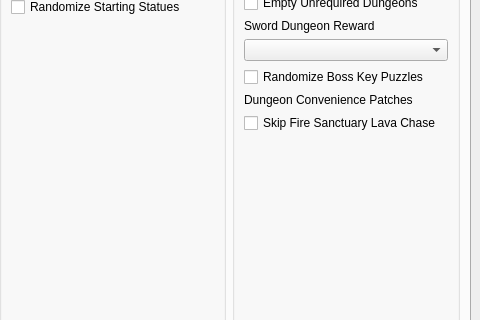
First picture: the form in gui/randogui.ui, repository ssrando/ssrando, before the edit; both pictures show x 722 to 1202 and y 224 to 544 of the 1202 by 759 pixel window.
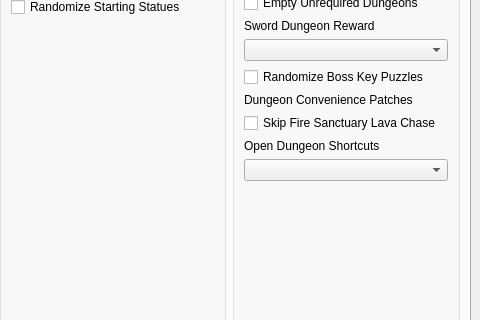
Second picture: the form after the edit. The open tabs and pages were chosen to show the change.

Patch:
```diff
--- a/gui/randogui.ui
+++ b/gui/randogui.ui
@@ -1039,6 +1039,20 @@
                </property>
               </widget>
              </item>
+             <item>
+              <layout class="QVBoxLayout" name="vlay_open_dungeon_shortcuts">
+               <item>
+                <widget class="QLabel" name="label_for_dungeon_shortcuts">
+                 <property name="text">
+                  <string>Open Dungeon Shortcuts</string>
+                 </property>
+                </widget>
+               </item>
+               <item>
+                <widget class="QComboBox" name="option_open_dungeon_shortcuts"/>
+               </item>
+              </layout>
+             </item>
              <item>
               <spacer name="vspace_dungeons">
                <property name="orientation">
```
